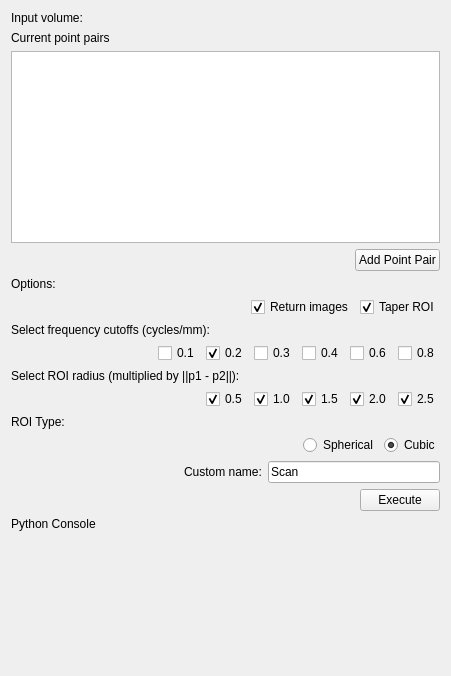
First picture: the form in AirwayEnergyFraction/Resources/UI/AirwayEnergyFraction.ui, repository JakeKitzmann/AirwayEnergyFractionSlicer, before the edit.
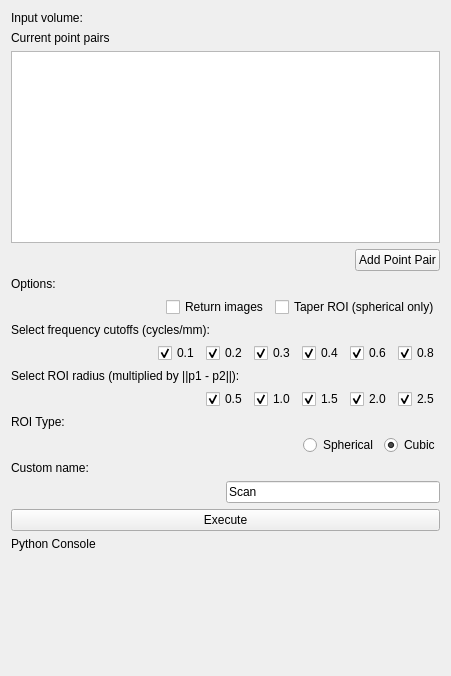
Second picture: the form after the edit. Custom widgets are drawn as their Qt base class.

Diff of the .ui file:
```diff
--- a/AirwayEnergyFraction/Resources/UI/AirwayEnergyFraction.ui
+++ b/AirwayEnergyFraction/Resources/UI/AirwayEnergyFraction.ui
@@ -110,17 +110,17 @@
           <string>Return images</string>
          </property>
          <property name="checked">
-          <bool>true</bool>
+          <bool>false</bool>
          </property>
         </widget>
        </item>
        <item>
         <widget class="QCheckBox" name="taperRoiCheckbox">
          <property name="text">
-          <string>Taper ROI</string>
+          <string>Taper ROI (spherical only)</string>
          </property>
          <property name="checked">
-          <bool>true</bool>
+          <bool>false</bool>
          </property>
         </widget>
        </item>
@@ -154,7 +154,7 @@
           <string>0.1</string>
          </property>
          <property name="checked">
-          <bool>false</bool>
+          <bool>true</bool>
          </property>
         </widget>
        </item>
@@ -174,7 +174,7 @@
           <string>0.3</string>
          </property>
          <property name="checked">
-          <bool>false</bool>
+          <bool>true</bool>
          </property>
         </widget>
        </item>
@@ -184,7 +184,7 @@
           <string>0.4</string>
          </property>
          <property name="checked">
-          <bool>false</bool>
+          <bool>true</bool>
          </property>
         </widget>
        </item>
@@ -194,7 +194,7 @@
           <string>0.6</string>
          </property>
          <property name="checked">
-          <bool>false</bool>
+          <bool>true</bool>
          </property>
         </widget>
        </item>
@@ -204,7 +204,7 @@
           <string>0.8</string>
          </property>
          <property name="checked">
-          <bool>false</bool>
+          <bool>true</bool>
          </property>
         </widget>
        </item>
@@ -328,6 +328,13 @@
        </item>
       </layout>
      </item>
+     <item>
+      <widget class="QLabel" name="label_8">
+       <property name="text">
+        <string>Custom name:</string>
+       </property>
+      </widget>
+     </item>
      <item>
       <layout class="QHBoxLayout" name="horizontalLayout_5">
        <item>
@@ -343,13 +350,6 @@
          </property>
         </spacer>
        </item>
-       <item>
-        <widget class="QLabel" name="label_8">
-         <property name="text">
-          <string>Custom name:</string>
-         </property>
-        </widget>
-       </item>
        <item>
         <widget class="QLineEdit" name="customLineEdit">
          <property name="text">
@@ -361,19 +361,6 @@
      </item>
      <item>
       <layout class="QHBoxLayout" name="horizontalLayout_9">
-       <item>
-        <spacer name="horizontalSpacer_5">
-         <property name="orientation">
-          <enum>Qt::Horizontal</enum>
-         </property>
-         <property name="sizeHint" stdset="0">
-          <size>
-           <width>40</width>
-           <height>20</height>
-          </size>
-         </property>
-        </spacer>
-       </item>
        <item>
         <widget class="QPushButton" name="executeButton">
          <property name="text">
```
Left out of the diff: 5 changed lines with no effect on the pictures.
